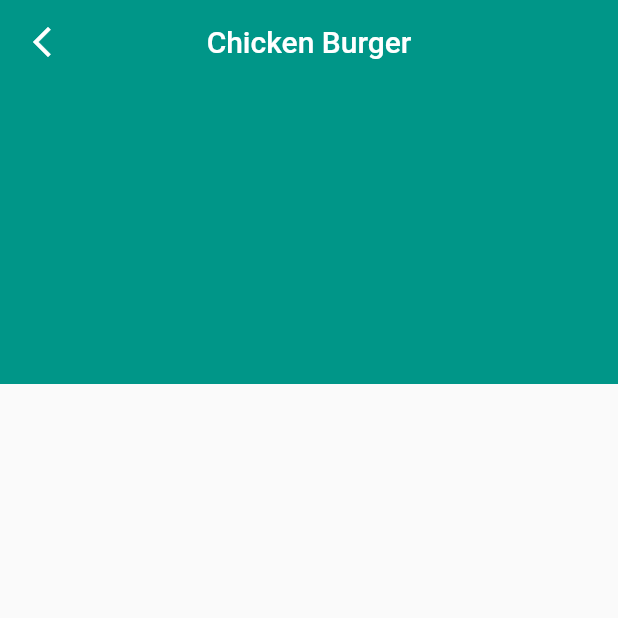
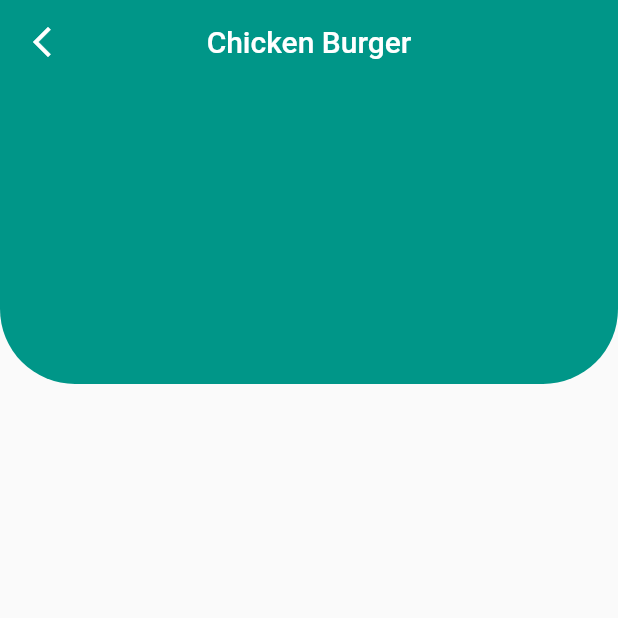
Before and after one commit to AbuNiaz/Food_service_ui_design, a Flutter app: the BurgerPage screen opened directly, on a phone screen of 412 x 824 dp, the top half of it. Run offline on Flutter 3.47's test engine with Material 2 defaults, Android fonts, the phone set to English and light mode, and no system bars.

Commit message:
Update burger_page.dart

```diff
--- a/food_sevice_ui/lib/Burger_details/burger_page.dart
+++ b/food_sevice_ui/lib/Burger_details/burger_page.dart
@@ -27,7 +27,11 @@ class BurgerPage extends StatelessWidget {
           children: [
             Container(
               height: 200,
-              color: Colors.teal,
+              decoration: const BoxDecoration(
+                  color: Colors.teal,
+                  borderRadius: BorderRadius.only(
+                      bottomLeft: Radius.circular(50),
+                      bottomRight: Radius.circular(50))),
             )
           ],
         ));
```
